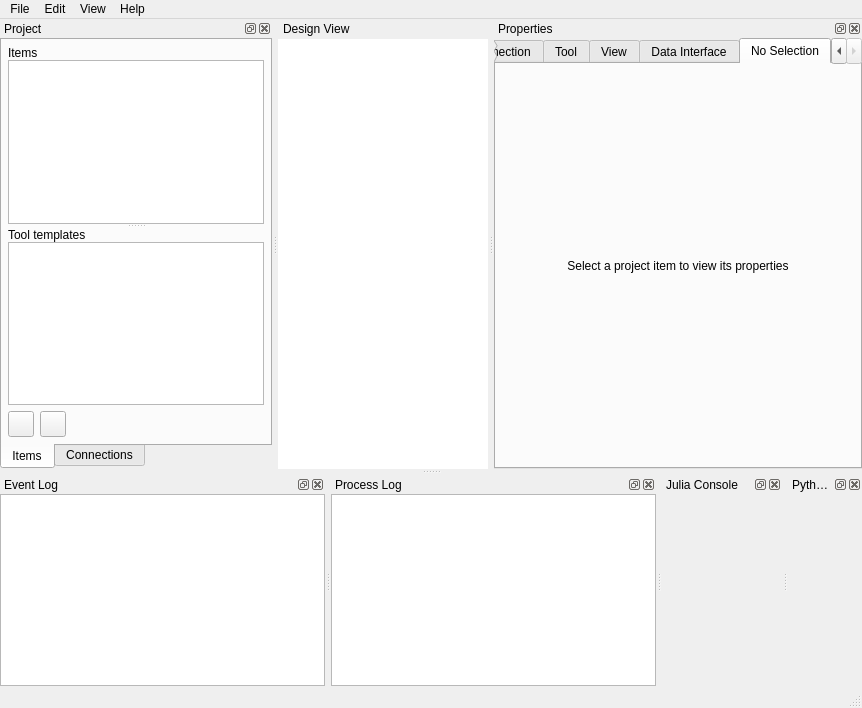
Before: the Qt Designer form spinetoolbox/ui/mainwindow.ui in spine-tools/Spine-Toolbox, drawn with Qt 5.
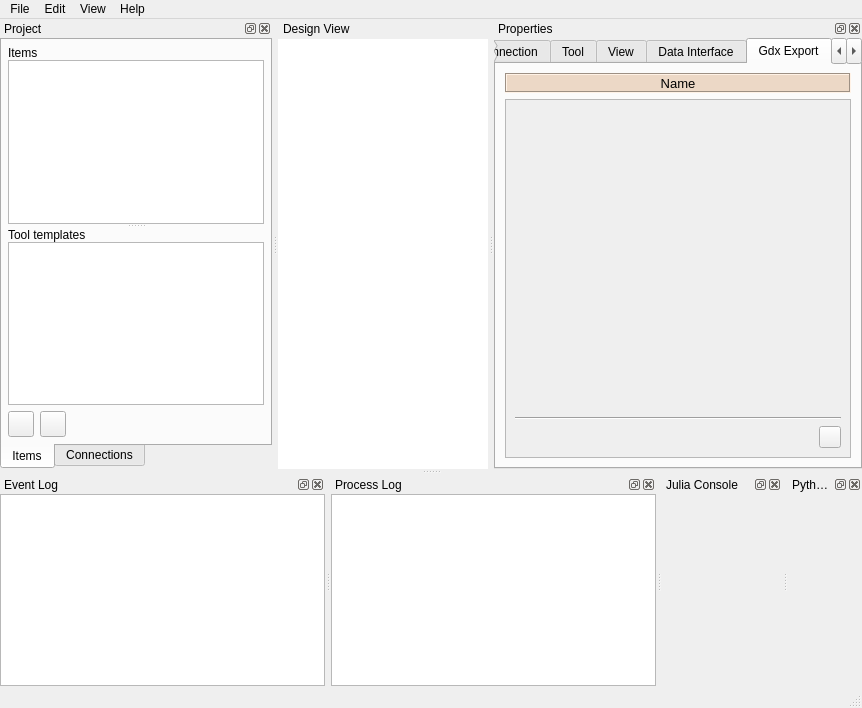
After: the same form once the commit is applied. Icons and pictures are not drawn. Custom widgets are drawn as their Qt base class.

Commit message: Add Gdx Export, item refactoring

What changed in the file:
```diff
--- a/spinetoolbox/ui/mainwindow.ui
+++ b/spinetoolbox/ui/mainwindow.ui
@@ -2386,6 +2386,148 @@
          </item>
         </layout>
        </widget>
+       <widget class="QWidget" name="tab_gdx_export">
+        <attribute name="title">
+         <string>Gdx Export</string>
+        </attribute>
+        <layout class="QVBoxLayout" name="verticalLayout_23">
+         <item>
+          <widget class="QLabel" name="label_gdx_export_name">
+           <property name="sizePolicy">
+            <sizepolicy hsizetype="Preferred" vsizetype="Fixed">
+             <horstretch>0</horstretch>
+             <verstretch>0</verstretch>
+            </sizepolicy>
+           </property>
+           <property name="minimumSize">
+            <size>
+             <width>0</width>
+             <height>20</height>
+            </size>
+           </property>
+           <property name="maximumSize">
+            <size>
+             <width>16777215</width>
+             <height>20</height>
+            </size>
+           </property>
+           <property name="font">
+            <font>
+             <pointsize>10</pointsize>
+             <weight>50</weight>
+             <bold>false</bold>
+            </font>
+           </property>
+           <property name="styleSheet">
+            <string notr="true">background-color: #ecd8c6;</string>
+           </property>
+           <property name="frameShape">
+            <enum>QFrame::Box</enum>
+           </property>
+           <property name="frameShadow">
+            <enum>QFrame::Sunken</enum>
+           </property>
+           <property name="text">
+            <string>Name</string>
+           </property>
+           <property name="alignment">
+            <set>Qt::AlignCenter</set>
+           </property>
+           <property name="wordWrap">
+            <bool>true</bool>
+           </property>
+          </widget>
+         </item>
+         <item>
+          <widget class="QScrollArea" name="scrollArea_gdx_export">
+           <property name="widgetResizable">
+            <bool>true</bool>
+           </property>
+           <widget class="QWidget" name="scrollArea_gdx_export_contents">
+            <property name="geometry">
+             <rect>
+              <x>0</x>
+              <y>0</y>
+              <width>343</width>
+              <height>358</height>
+             </rect>
+            </property>
+            <layout class="QVBoxLayout" name="verticalLayout_22">
+             <item>
+              <layout class="QVBoxLayout" name="gdx_export_databases_list_layout"/>
+             </item>
+             <item>
+              <spacer name="verticalSpacer_2">
+               <property name="orientation">
+                <enum>Qt::Vertical</enum>
+               </property>
+               <property name="sizeHint" stdset="0">
+                <size>
+                 <width>20</width>
+                 <height>40</height>
+                </size>
+               </property>
+              </spacer>
+             </item>
+             <item>
+              <widget class="Line" name="line_7">
+               <property name="orientation">
+                <enum>Qt::Horizontal</enum>
+               </property>
+              </widget>
+             </item>
+             <item>
+              <layout class="QHBoxLayout" name="horizontalLayout_14">
+               <item>
+                <spacer name="horizontalSpacer_18">
+                 <property name="orientation">
+                  <enum>Qt::Horizontal</enum>
+                 </property>
+                 <property name="sizeHint" stdset="0">
+                  <size>
+                   <width>40</width>
+                   <height>20</height>
+                  </size>
+                 </property>
+                </spacer>
+               </item>
+               <item>
+                <widget class="QToolButton" name="toolButton_gdx_export_open_dir">
+                 <property name="sizePolicy">
+                  <sizepolicy hsizetype="Fixed" vsizetype="Fixed">
+                   <horstretch>0</horstretch>
+                   <verstretch>0</verstretch>
+                  </sizepolicy>
+                 </property>
+                 <property name="minimumSize">
+                  <size>
+                   <width>22</width>
+                   <height>22</height>
+                  </size>
+                 </property>
+                 <property name="maximumSize">
+                  <size>
+                   <width>22</width>
+                   <height>22</height>
+                  </size>
+                 </property>
+                 <property name="toolTip">
+                  <string>&lt;html&gt;&lt;head/&gt;&lt;body&gt;&lt;p&gt;Open this Gdx Export's project directory in file browser&lt;/p&gt;&lt;/body&gt;&lt;/html&gt;</string>
+                 </property>
+                 <property name="icon">
+                  <iconset resource="resources/resources_icons.qrc">
+                   <normaloff>:/icons/menu_icons/folder-open-solid.svg</normaloff>:/icons/menu_icons/folder-open-solid.svg</iconset>
+                 </property>
+                </widget>
+               </item>
+              </layout>
+             </item>
+            </layout>
+           </widget>
+          </widget>
+         </item>
+        </layout>
+       </widget>
        <widget class="QWidget" name="tab_no_selection">
         <attribute name="title">
          <string>No Selection</string>
```
Left out of the diff: 29 changed lines with no effect on the pictures. The commit also changes 51 other files.
